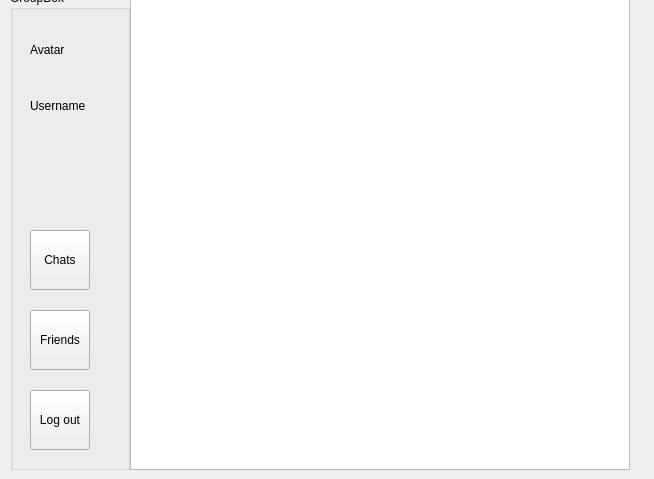
First picture: the form in src/chatclient.ui, repository pollycoder/qq, before the edit.
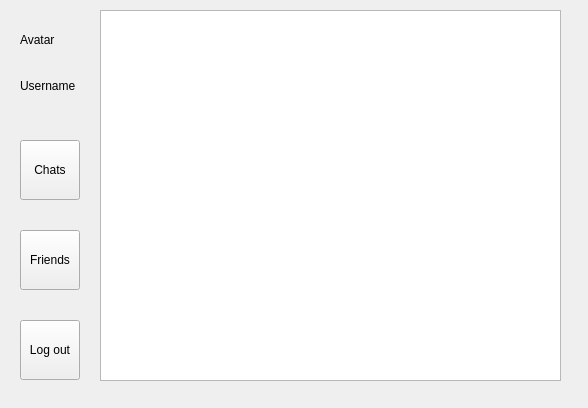
Second picture: the form after the edit.

Commit message: add chatroom list

Diff of the .ui file:
```diff
--- a/src/chatclient.ui
+++ b/src/chatclient.ui
@@ -6,30 +6,28 @@
    <rect>
     <x>0</x>
     <y>0</y>
-    <width>654</width>
-    <height>479</height>
+    <width>588</width>
+    <height>408</height>
    </rect>
   </property>
   <property name="windowTitle">
    <string>Form</string>
   </property>
-  <widget class="QGroupBox" name="groupBox">
+  <widget class="QListView" name="chatrooms">
    <property name="geometry">
     <rect>
-     <x>10</x>
-     <y>-10</y>
-     <width>120</width>
-     <height>480</height>
+     <x>100</x>
+     <y>10</y>
+     <width>461</width>
+     <height>371</height>
     </rect>
    </property>
-   <property name="title">
-    <string>GroupBox</string>
-   </property>
+  </widget>
    <widget class="QLabel" name="avatar">
     <property name="geometry">
      <rect>
       <x>20</x>
-      <y>30</y>
+     <y>10</y>
       <width>60</width>
       <height>60</height>
      </rect>
@@ -42,7 +40,7 @@
     <property name="geometry">
      <rect>
       <x>20</x>
-      <y>100</y>
+     <y>70</y>
       <width>91</width>
       <height>31</height>
      </rect>
@@ -55,7 +53,7 @@
     <property name="geometry">
      <rect>
       <x>20</x>
-      <y>240</y>
+     <y>140</y>
       <width>60</width>
       <height>60</height>
      </rect>
@@ -68,7 +66,7 @@
     <property name="geometry">
      <rect>
       <x>20</x>
-      <y>320</y>
+     <y>230</y>
       <width>60</width>
       <height>60</height>
      </rect>
@@ -81,24 +79,13 @@
     <property name="geometry">
      <rect>
       <x>20</x>
-      <y>400</y>
+     <y>320</y>
       <width>60</width>
       <height>60</height>
      </rect>
     </property>
     <property name="text">
      <string>Log out</string>
-    </property>
-   </widget>
-  </widget>
-  <widget class="QListView" name="listView">
-   <property name="geometry">
-    <rect>
-     <x>130</x>
-     <y>-10</y>
-     <width>500</width>
-     <height>480</height>
-    </rect>
    </property>
   </widget>
  </widget>
```
Lines whose indentation alone changed are shown as unchanged. The commit also changes 11 other files.
